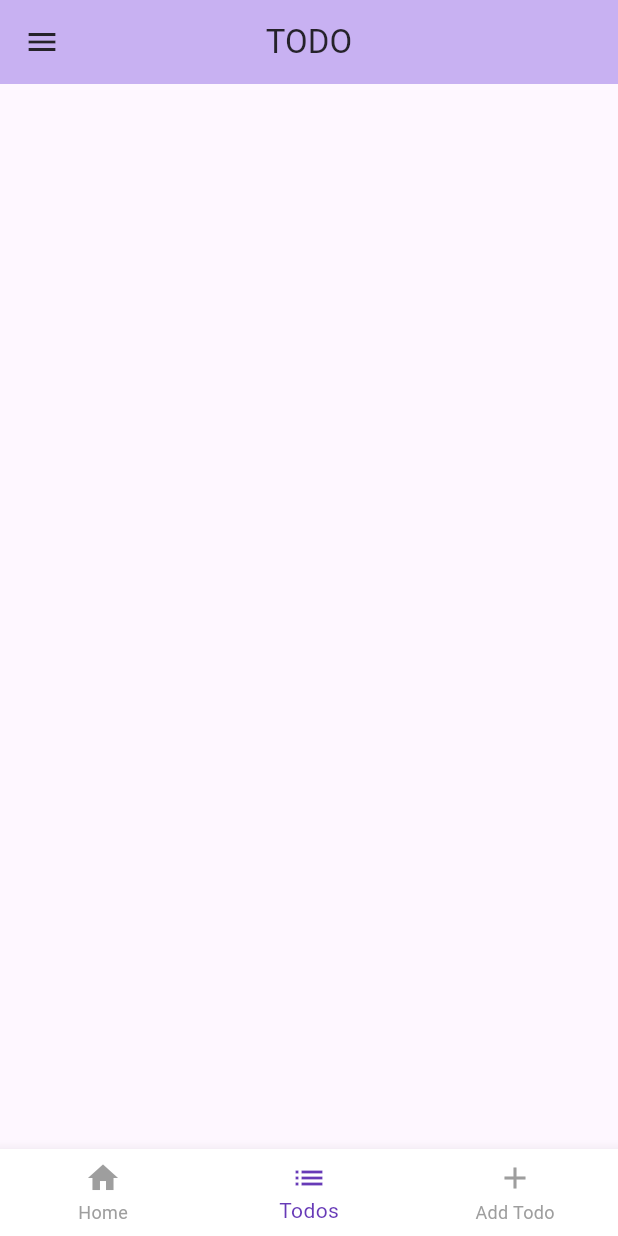
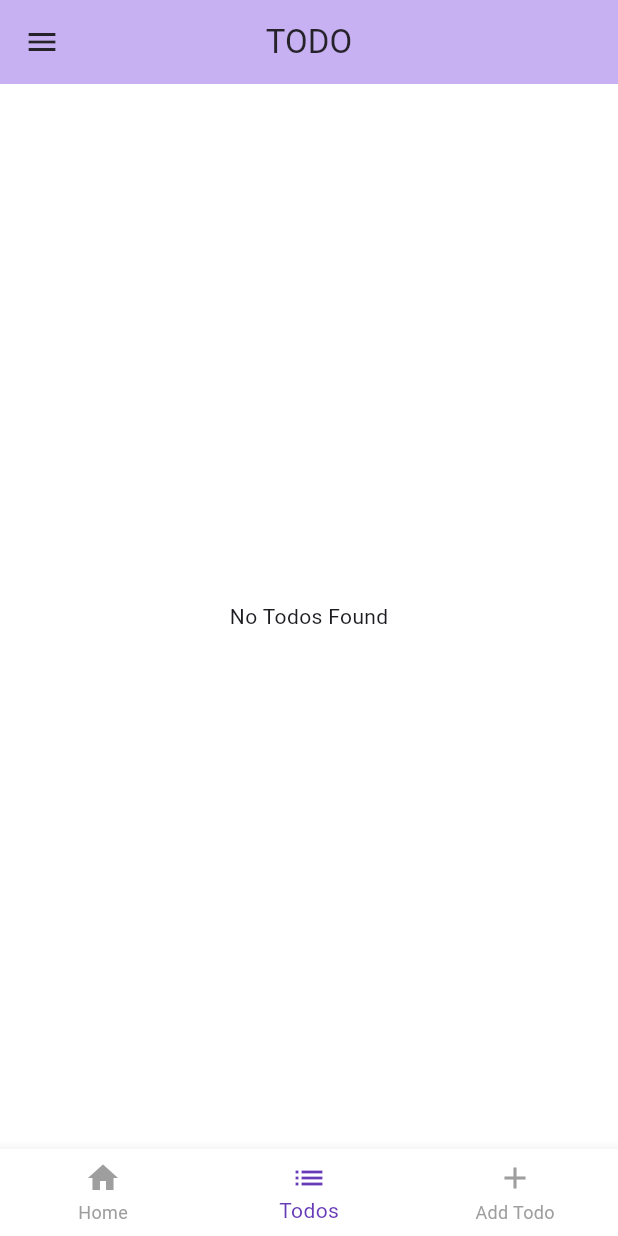
Before and after one commit to Balosod/flutter_todo_app, a Flutter app: the Todos screen opened by its route, on a phone screen of 412 x 824 dp. Run offline on Flutter 3.47's test engine with Material 3 defaults, Android fonts, the phone set to English and light mode, and no system bars; our stand-ins replace equatable, flutter_bloc, go_router.

Commit message:
implementing bloc

```diff
--- /dev/null
+++ b/devtools_options.yaml
@@ -0,0 +1,3 @@
+description: This file stores settings for Dart & Flutter DevTools.
+documentation: https://docs.flutter.dev/tools/devtools/extensions#configure-extension-enablement-states
+extensions:
--- /dev/null
+++ b/lib/components/bloc/bloc.dart
@@ -0,0 +1,66 @@
+import 'package:flutter_bloc/flutter_bloc.dart';
+import 'event.dart';
+import 'state.dart';
+import 'todo_model.dart';
+
+class TodoBloc extends Bloc<TodoEvent, TodoState> {
+  TodoBloc() : super(TodoInitial()) {
+    on<AddTodos>(_onAddTodo);
+    on<ToggleTodo>(_onToggleTodo);
+    on<EditTodo>(_onEditTodo);
+    on<DeleteTodo>(_onDeleteTodo);
+  }
+
+  List<Todo> _todos = [];
+
+  Future<void> _onAddTodo(AddTodos event, Emitter<TodoState> emit) async {
+    emit(TodoLoading());
+
+    try {
+      if (event.title.isNotEmpty) {
+        final newTodo = Todo(
+          id: _todos.length + 1,
+          title: event.title,
+        );
+        _todos = [..._todos, newTodo];
+
+        emit(TodoSuccess(_todos)); // Emit new state
+      } else {
+        emit(TodoFailure("Failed to Add Todo"));
+      }
+    } catch (e) {
+      emit(TodoFailure("Something went wrong"));
+    }
+  }
+
+  void _onToggleTodo(ToggleTodo event, Emitter<TodoState> emit) {
+    emit(TodoLoading());
+
+    _todos = _todos.map((t) {
+      if (t.id == event.todo.id) {
+        return t.copyWith(completed: !t.completed);
+      }
+      return t;
+    }).toList();
+
+    emit(TodoSuccess(_todos));
+  }
+
+  void _onEditTodo(EditTodo event, Emitter<TodoState> emit) {
+    emit(TodoLoading());
+
+    _todos = _todos.map((t) {
+      return t.id == event.updatedTodo.id ? event.updatedTodo : t;
+    }).toList();
+
+    emit(TodoSuccess(_todos));
+  }
+
+  void _onDeleteTodo(DeleteTodo event, Emitter<TodoState> emit) {
+    emit(TodoLoading());
+
+    _todos = _todos.where((t) => t.id != event.todoId).toList();
+
+    emit(TodoSuccess(_todos));
+  }
+}
--- /dev/null
+++ b/lib/components/bloc/event.dart
@@ -0,0 +1,45 @@
+import 'package:equatable/equatable.dart';
+import 'todo_model.dart';
+
+abstract class TodoEvent extends Equatable {
+  @override
+  List<Object> get props => [];
+}
+
+class AddTodos extends TodoEvent {
+  final String title;
+  AddTodos(this.title);
+
+  @override
+  List<Object> get props => [title];
+}
+
+// Toggle completion state of a TODO
+class ToggleTodo extends TodoEvent {
+  final Todo todo;
+
+  ToggleTodo(this.todo);
+
+  @override
+  List<Object> get props => [todo];
+}
+
+// Edit a TODO
+class EditTodo extends TodoEvent {
+  final Todo updatedTodo;
+
+  EditTodo(this.updatedTodo);
+
+  @override
+  List<Object> get props => [updatedTodo];
+}
+
+// Delete a TODO
+class DeleteTodo extends TodoEvent {
+  final int todoId;
+
+  DeleteTodo(this.todoId);
+
+  @override
+  List<Object> get props => [todoId];
+}
--- /dev/null
+++ b/lib/components/bloc/state.dart
@@ -0,0 +1,27 @@
+import 'package:equatable/equatable.dart';
+import 'todo_model.dart';
+
+abstract class TodoState extends Equatable {
+  @override
+  List<Object> get props => [];
+}
+
+class TodoInitial extends TodoState {}
+
+class TodoLoading extends TodoState {}
+
+class TodoSuccess extends TodoState {
+  final List<Todo> todos;
+  TodoSuccess(this.todos);
+
+  @override
+  List<Object> get props => [todos];
+}
+
+class TodoFailure extends TodoState {
+  final String error;
+  TodoFailure(this.error);
+
+  @override
+  List<Object> get props => [error];
+}
--- /dev/null
+++ b/lib/components/bloc/todo_model.dart
@@ -0,0 +1,20 @@
+class Todo {
+  final int id;
+  final String title;
+  bool completed;
+
+  Todo({
+    required this.id,
+    required this.title,
+    this.completed = false,
+  });
+
+  // Add copyWith for immutability
+  Todo copyWith({String? title, bool? completed}) {
+    return Todo(
+      id: id,
+      title: title ?? this.title,
+      completed: completed ?? this.completed,
+    );
+  }
+}
--- a/lib/components/todos.dart
+++ b/lib/components/todos.dart
@@ -1,30 +1,37 @@
 import 'package:flutter/material.dart';
-import '../main.dart';
+import 'package:flutter_bloc/flutter_bloc.dart';
+import 'bloc/bloc.dart';
+import 'bloc/state.dart';
+import 'bloc/event.dart';
+import 'bloc/todo_model.dart';
 
 class Todos extends StatelessWidget {
   const Todos({super.key});
 
   @override
   Widget build(BuildContext context) {
-    return ValueListenableBuilder<List<Todo>>(
-      valueListenable: todosNotifier,
-      builder: (context, todos, child) {
+    return BlocBuilder<TodoBloc, TodoState>(builder: (context, state) {
+      if (state is TodoLoading) {
+        return const Center(child: CircularProgressIndicator());
+      } else if (state is TodoSuccess) {
         return Scaffold(
           body: LayoutBuilder(
             builder: (context, constraints) {
               if (constraints.maxWidth < 600) {
-                return _buildMobileList(todos);
+                return _buildMobileList(state.todos, context);
               } else {
-                return _buildResponsiveTable(todos, context);
+                return _buildResponsiveTable(state.todos, context);
               }
             },
           ),
         );
-      },
-    );
+      }
+      ;
+      return const Center(child: Text("No Todos Found"));
+    });
   }
 
-  Widget _buildMobileList(List<Todo> todos) {
+  Widget _buildMobileList(List<Todo> todos, BuildContext context) {
     return ListView.builder(
       itemCount: todos.length,
       itemBuilder: (context, index) {
@@ -34,7 +41,7 @@ class Todos extends StatelessWidget {
           child: ListTile(
             leading: Checkbox(
               value: todo.completed,
-              onChanged: (value) => _toggleTodo(todo),
+              onChanged: (_) => context.read<TodoBloc>().add(ToggleTodo(todo)),
             ),
             title: Text(todo.title),
             // subtitle: Text("ID: #${todo.id}"),
@@ -93,7 +100,9 @@ class Todos extends StatelessWidget {
                             )),
                             DataCell(Checkbox(
                               value: todo.completed,
-                              onChanged: (value) => _toggleTodo(todo),
+                              onChanged: (_) => context
+                                  .read<TodoBloc>()
+                                  .add(ToggleTodo(todo)),
                             )),
                             DataCell(
                               PopupMenuButton<String>(
@@ -119,20 +128,6 @@ class Todos extends StatelessWidget {
     );
   }
 
-  void _toggleTodo(Todo todo) {
-    final newTodos = todosNotifier.value.map((t) {
-      if (t.id == todo.id) {
-        return Todo(
-          id: t.id,
-          title: t.title,
-          completed: !t.completed,
-        );
-      }
-      return t;
-    }).toList();
-    todosNotifier.value = newTodos;
-  }
-
   void _handleTodoAction(String action, Todo todo, BuildContext context) async {
     if (action == 'edit') {
       final editedTodo = await showDialog<Todo>(
@@ -141,10 +136,7 @@ class Todos extends StatelessWidget {
       );
 
       if (editedTodo != null) {
-        final newTodos = todosNotifier.value.map((t) {
-          return t.id == editedTodo.id ? editedTodo : t;
-        }).toList();
-        todosNotifier.value = newTodos;
+        context.read<TodoBloc>().add(EditTodo(editedTodo));
       }
     } else if (action == 'delete') {
       final confirm = await showDialog<bool>(
@@ -166,8 +158,7 @@ class Todos extends StatelessWidget {
       );
 
       if (confirm == true) {
-        todosNotifier.value =
-            todosNotifier.value.where((t) => t.id != todo.id).toList();
+        context.read<TodoBloc>().add(DeleteTodo(todo.id));
       }
     }
   }
--- a/pubspec.yaml
+++ b/pubspec.yaml
@@ -35,6 +35,8 @@ dependencies:
   # Use with the CupertinoIcons class for iOS style icons.
   cupertino_icons: ^1.0.8
   go_router: ^14.7.2
+  flutter_bloc: ^9.0.0
+  equatable: ^2.0.7
 
 dev_dependencies:
   flutter_test:
```
Also changed, not shown: lib/components/add_todo.dart (+23 -15 lines), lib/main.dart (+11 -35 lines), pubspec.lock.
